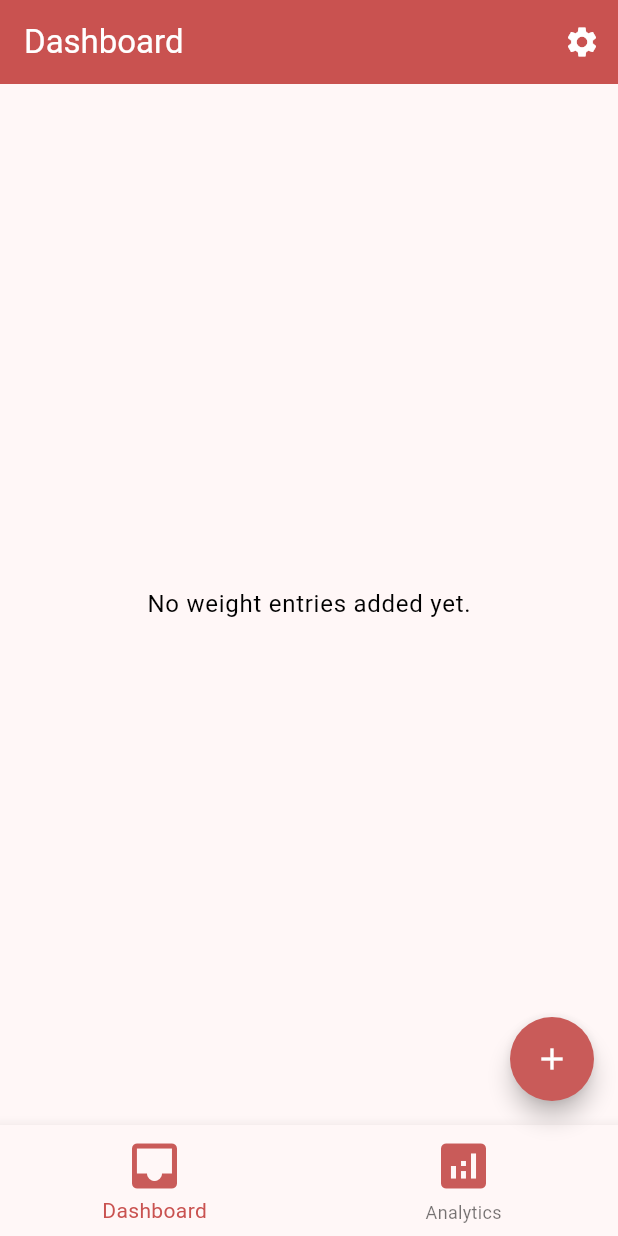
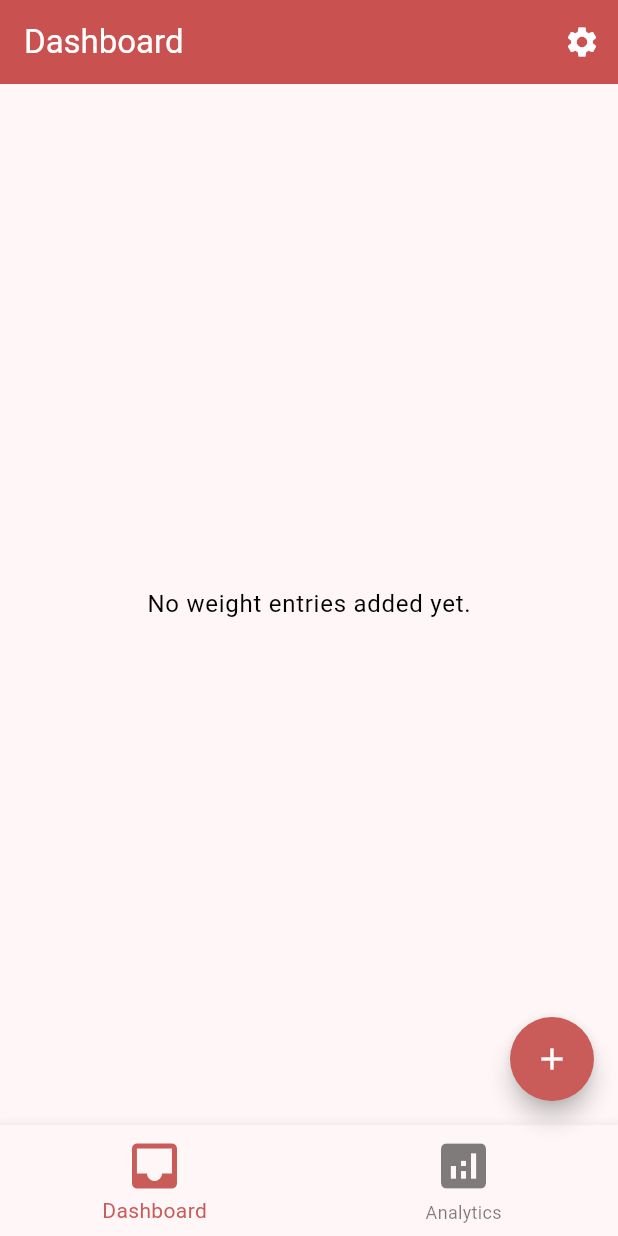
Before and after one commit to RoBoT095/weightlog, a Flutter app: the screen it shows after launch, on a phone screen of 412 x 824 dp. Run offline on Flutter 3.47's test engine with Material 3 defaults, Android fonts, the phone set to English and light mode, and no system bars; our stand-ins replace file_picker, fl_chart, flutter_riverpod, shared_preferences, sqflite; accounts and stored records are empty.

```diff
--- a/lib/screens/nav.dart
+++ b/lib/screens/nav.dart
@@ -78,19 +78,13 @@ class _NavScreenState extends ConsumerState<NavScreen> {
         currentIndex: _selectedPageIndex,
         iconSize: 40,
         backgroundColor: Theme.of(context).colorScheme.surface,
-        items: [
+        selectedItemColor: Theme.of(context).colorScheme.secondary,
+        unselectedItemColor:
+            Theme.of(context).colorScheme.onSecondary.withOpacity(0.5),
+        items: const [
+          BottomNavigationBarItem(icon: Icon(Icons.inbox), label: 'Dashboard'),
           BottomNavigationBarItem(
-              icon: Icon(
-                Icons.inbox,
-                color: Theme.of(context).colorScheme.secondary,
-              ),
-              label: 'Dashboard'),
-          BottomNavigationBarItem(
-              icon: Icon(
-                Icons.analytics,
-                color: Theme.of(context).colorScheme.secondary,
-              ),
-              label: 'Analytics'),
+              icon: Icon(Icons.analytics), label: 'Analytics'),
         ],
       ),
     );
--- a/pubspec.yaml
+++ b/pubspec.yaml
@@ -2,7 +2,7 @@ name: weightlog
 description: "Set a goal and track your weight day by day"
 publish_to: "none" # Remove this line if you wish to publish to pub.dev
 
-version: 1.2.0+1
+version: 1.2.1+1
 
 environment:
     sdk: ">=3.3.0 <4.0.0"
```
Also changed, not shown: lib/components/goals_card.dart (+14 -24 lines), lib/components/graph/weight_graph.dart (+37 -4 lines), lib/providers/user_goals.dart (added, +23 -0 lines), images/Phone/Analytics.jpg (deleted), images/Phone/Analytics.png (added), images/Phone/Analytics_Dark.png (added), images/Phone/CreateNew.jpg (deleted), images/Phone/CreateNew.png (added), images/Phone/CreateNew_Dark.png (added), images/Phone/Dashboard.jpg (deleted), images/Phone/Dashboard.png (added), images/Phone/Dashboard_Dark.png (added), 1 other file.
